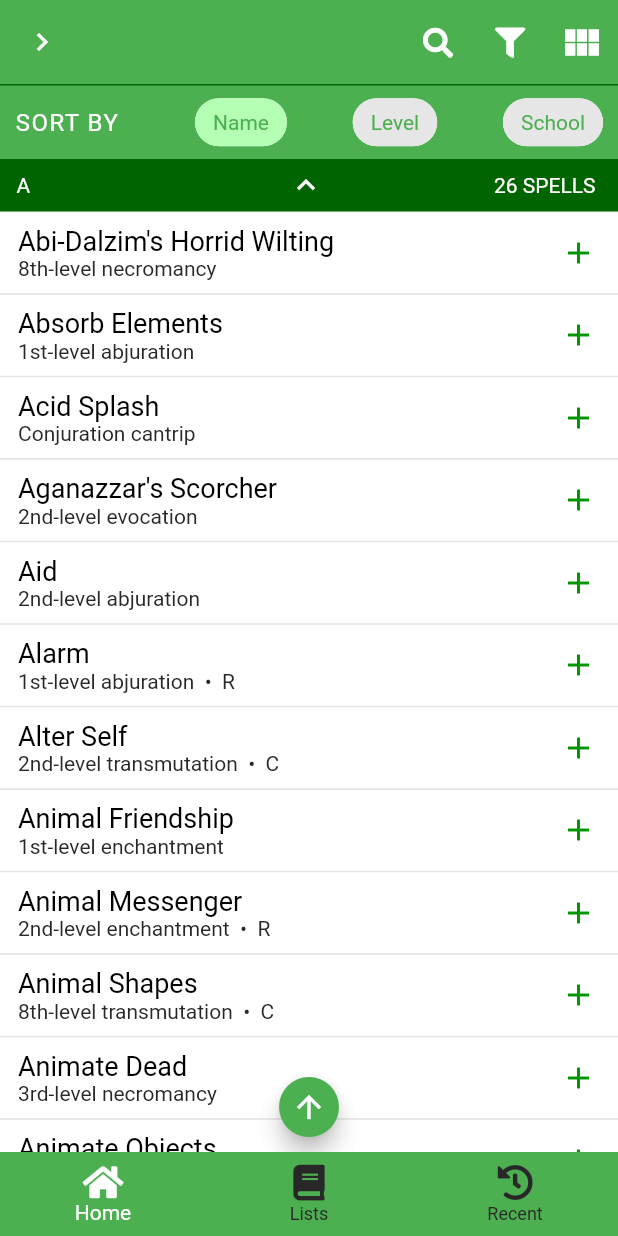
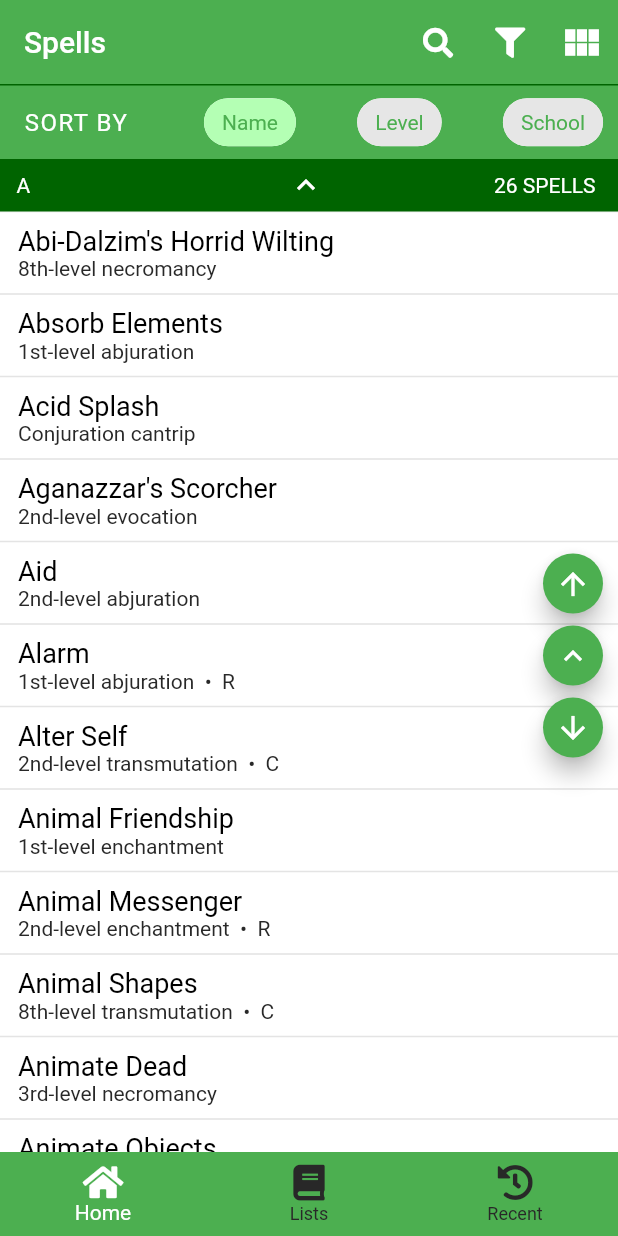
Before and after one commit to rijkdw/dnd-spells-flutter, a Flutter app: the screen it shows after launch, on a phone screen of 412 x 824 dp. Run offline on Flutter 3.47's test engine with Material 2 defaults, Android fonts, the phone set to English and light mode, and no system bars; our stand-ins replace flutter_sticky_header, font_awesome_flutter, shared_preferences.

Commit message:
small changes, going to rewrite the headeredspelllist code now

```diff
--- a/lib/components/add_to_spell_list_dialog.dart
+++ b/lib/components/add_to_spell_list_dialog.dart
@@ -24,7 +24,7 @@ class AddToListDialog extends StatelessWidget {
           children: <Widget>[
             SizedBox(height: 25),
             Text(
-              'Add to a list',
+              'Add ${Provider.of<Spell>(context).name} to',
               style: TextStyle(fontSize: 20),
             ),
             SizedBox(height: 10),
--- a/lib/components/headeredspell_list.dart
+++ b/lib/components/headeredspell_list.dart
@@ -10,9 +10,8 @@ enum OrderBy { name, level, school }
 class HeaderedSpellList extends StatefulWidget {
   final List<Spell> spells;
   final OrderBy orderBy;
-  final ScrollController scrollController;
 
-  HeaderedSpellList({@required this.spells, @required this.orderBy, @required this.scrollController, Key key}) : super(key: key ?? UniqueKey()); // : super(key: UniqueKey()); (why?)
+  HeaderedSpellList({@required this.spells, @required this.orderBy, Key key}) : super(key: key ?? UniqueKey()); // : super(key: UniqueKey()); (why?)
 
   @override
   _HeaderedSpellListState createState() => _HeaderedSpellListState();
@@ -22,11 +21,22 @@ class _HeaderedSpellListState extends State<HeaderedSpellList> {
 //  ScrollController scrollController = ScrollController();
   List<_SliverExpandableStickyHeader> headers;
 
+  bool allExpanded = true;
+
   @override
   initState() {
     super.initState();
     headers = _getAllSplits();
   }
+
+//  void
+//
+//  void _expandAllButtonPress() {
+//    print('Expand all');
+//    setState(() {
+//      allExpanded = !allExpanded;
+//    });
+//  }
 
   List<_SliverExpandableStickyHeader> _getAllSplits() {
     List<_SliverExpandableStickyHeader> splitByLevel() {
@@ -44,9 +54,15 @@ class _HeaderedSpellListState extends State<HeaderedSpellList> {
           // end of this list
           if (spellsWithCurrentValue.isNotEmpty) {
             if (values[valueIndex] == 0)
-              returnList.add(_SliverExpandableStickyHeader('Cantrip', spellsWithCurrentValue));
+              returnList.add(_SliverExpandableStickyHeader(
+                header: 'Cantrip',
+                spells: spellsWithCurrentValue,
+              ));
             else
-              returnList.add(_SliverExpandableStickyHeader('Level ${values[valueIndex]}', spellsWithCurrentValue));
+              returnList.add(_SliverExpandableStickyHeader(
+                header: 'Level ${values[valueIndex]}',
+                spells: spellsWithCurrentValue,
+              ));
           }
           // reset step
           valueIndex++;
@@ -54,7 +70,11 @@ class _HeaderedSpellListState extends State<HeaderedSpellList> {
         }
         spellsWithCurrentValue.add(spell);
       }
-      if (spellsWithCurrentValue.isNotEmpty) returnList.add(_SliverExpandableStickyHeader('Level ${values.last}', spellsWithCurrentValue));
+      if (spellsWithCurrentValue.isNotEmpty)
+        returnList.add(_SliverExpandableStickyHeader(
+          header: 'Level ${values.last}',
+          spells: spellsWithCurrentValue,
+        ));
 
       return returnList;
     }
@@ -74,7 +94,10 @@ class _HeaderedSpellListState extends State<HeaderedSpellList> {
         if (spell.name[0] != values[valueIndex]) {
           // end of this list
           if (spellsWithCurrentValue.isNotEmpty)
-            returnList.add(_SliverExpandableStickyHeader('${values[valueIndex].toString().toUpperCase()}', spellsWithCurrentValue));
+            returnList.add(_SliverExpandableStickyHeader(
+              header: '${values[valueIndex].toString().toUpperCase()}',
+              spells: spellsWithCurrentValue,
+            ));
           // reset step
           valueIndex++;
           spellsWithCurrentValue = [];
@@ -82,7 +105,10 @@ class _HeaderedSpellListState extends State<HeaderedSpellList> {
         spellsWithCurrentValue.add(spell);
       }
       if (spellsWithCurrentValue.isNotEmpty)
-        returnList.add(_SliverExpandableStickyHeader('${values[valueIndex].toString().toUpperCase()}', spellsWithCurrentValue));
+        returnList.add(_SliverExpandableStickyHeader(
+          header: '${values[valueIndex].toString().toUpperCase()}',
+          spells: spellsWithCurrentValue,
+        ));
 
       return returnList;
     }
@@ -100,14 +126,22 @@ class _HeaderedSpellListState extends State<HeaderedSpellList> {
       for (Spell spell in widget.spells) {
         if (spell.school != values[valueIndex]) {
           // end of this list
-          if (spellsWithCurrentValue.isNotEmpty) returnList.add(_SliverExpandableStickyHeader('${values[valueIndex]}', spellsWithCurrentValue));
+          if (spellsWithCurrentValue.isNotEmpty)
+            returnList.add(_SliverExpandableStickyHeader(
+              header: '${values[valueIndex]}',
+              spells: spellsWithCurrentValue,
+            ));
           // reset step
           valueIndex++;
           spellsWithCurrentValue = [];
         }
         spellsWithCurrentValue.add(spell);
       }
-      if (spellsWithCurrentValue.isNotEmpty) returnList.add(_SliverExpandableStickyHeader('${values.last}', spellsWithCurrentValue));
+      if (spellsWithCurrentValue.isNotEmpty)
+        returnList.add(_SliverExpandableStickyHeader(
+          header: '${values.last}',
+          spells: spellsWithCurrentValue,
+        ));
 
       return returnList;
     }
@@ -126,19 +160,80 @@ class _HeaderedSpellListState extends State<HeaderedSpellList> {
 
   @override
   Widget build(BuildContext context) {
+    ScrollController scrollController = ScrollController();
+
     return GestureDetector(
       onPanUpdate: (details) {
         if (details.delta.dx < -10) {
           print('You swiped right');
         }
       },
-      child: ScrollConfiguration(
-        behavior: NoGlowScrollBehavior(),
-        child: CustomScrollView(
-          controller: widget.scrollController,
-          shrinkWrap: true,
-          slivers: headers,
-        ),
+      child: Stack(
+        children: <Widget>[
+          ScrollConfiguration(
+            behavior: NoGlowScrollBehavior(),
+            child: CustomScrollView(
+              controller: scrollController,
+              shrinkWrap: true,
+              slivers: headers,
+            ),
+          ),
+          Container(
+            width: double.infinity,
+            height: double.infinity,
+            padding: const EdgeInsets.all(6),
+            alignment: Alignment.centerRight,
+            child: Column(
+              mainAxisSize: MainAxisSize.min,
+              children: <Widget>[
+                FloatingActionButton(
+                  mini: true,
+                  heroTag: null,
+                  onPressed: () {
+                    scrollController.animateTo(
+                      0,
+                      duration: Duration(milliseconds: 500),
+                      curve: Curves.ease,
+                    );
+                  },
+                  backgroundColor: Provider.of<ThemeManager>(context).colorPalette.buttonColor,
+                  child: Icon(
+                    Icons.arrow_upward,
+                    color: Provider.of<ThemeManager>(context).colorPalette.buttonTextColor,
+                  ),
+                ),
+//                SizedBox(height: 2, width: 2),
+                FloatingActionButton(
+                  mini: true,
+                  heroTag: null,
+                  onPressed: () {},
+                  backgroundColor: Provider.of<ThemeManager>(context).colorPalette.buttonColor,
+                  child: Icon(
+                    Icons.expand_less,
+                    color: Provider.of<ThemeManager>(context).colorPalette.buttonTextColor,
+                  ),
+                ),
+//                SizedBox(height: 2, width: 2),
+                FloatingActionButton(
+                  mini: true,
+                  heroTag: null,
+                  onPressed: () {
+                    scrollController.animateTo(
+                      scrollController.position.maxScrollExtent,
+                      duration: Duration(milliseconds: 500),
+                      curve: Curves.ease,
+                    );
+                  },
+                  backgroundColor: Provider.of<ThemeManager>(context).colorPalette.buttonColor,
+                  child: Icon(
+                    Icons.arrow_downward,
+                    color: Provider.of<ThemeManager>(context).colorPalette.buttonTextColor,
+                  ),
+                ),
+              ],
+            ),
+          ),
+        ],
       ),
     );
   }
@@ -154,8 +249,9 @@ class NoGlowScrollBehavior extends ScrollBehavior {
 class _SliverExpandableStickyHeader extends StatefulWidget {
   final List<Spell> spells;
   final String header;
+  final bool expanded;
 
-  _SliverExpandableStickyHeader(this.header, this.spells);
+  _SliverExpandableStickyHeader({this.header, this.spells, this.expanded});
 
   @override
   _SliverExpandableStickyHeaderState createState() => _SliverExpandableStickyHeaderState();
@@ -169,7 +265,7 @@ class _SliverExpandableStickyHeaderState extends State<_SliverExpandableStickyHe
   void initState() {
     super.initState();
     scrollKey = GlobalKey();
-    _expanded = true;
+    _expanded = widget.expanded ?? true;
   }
 
   void _toggleShowExpanded() {
--- a/lib/components/sortwidget.dart
+++ b/lib/components/sortwidget.dart
@@ -19,7 +19,7 @@ class _SortWidgetState extends State<SortWidget> {
   @override
   Widget build(BuildContext context) {
     return Container(
-      padding: EdgeInsets.symmetric(horizontal: 10),
+      padding: EdgeInsets.fromLTRB(16, 0, 10, 0),
       height: 50,
       decoration: BoxDecoration(
         color: Provider.of<ThemeManager>(context).colorPalette.appBarBackgroundColor,
--- a/lib/components/spell_listtile.dart
+++ b/lib/components/spell_listtile.dart
@@ -96,10 +96,10 @@ class SpellListTile extends StatelessWidget {
                 child: Container(
 //                  color: Colors.blue,
                   height: 54,
-                  child: Icon(
-                    Icons.add,
-                    color: Provider.of<ThemeManager>(context).colorPalette.clickableTextLinkColor,
-                  ),
+//                  child: Icon(
+//                    Icons.add,
+//                    color: Provider.of<ThemeManager>(context).colorPalette.clickableTextLinkColor,
+//                  ),
                 ),
               ),
             )
--- a/lib/screens/mainscreen.dart
+++ b/lib/screens/mainscreen.dart
@@ -17,6 +17,8 @@ class _MainScreenState extends State<MainScreen> {
   int _selectedIndex = 0;
   DateTime currentBackPressTime;
 
+  GlobalKey scaffoldKey = GlobalKey();
+
   void _onPageChanged(int page) {
     setState(() {
       this._selectedIndex = page;
@@ -24,11 +26,11 @@ class _MainScreenState extends State<MainScreen> {
   }
 
   Future<bool> _onWillPop() {
-    // clear the search first
-    if (Provider.of<SearchManager>(context, listen: false).isFiltered) {
-      Provider.of<SearchManager>(context, listen: false).clearFilters();
-      return Future.value(false);
-    }
+//    // clear the search first
+//    if (Provider.of<SearchManager>(context, listen: false).isFiltered) {
+//      Provider.of<SearchManager>(context, listen: false).clearFilters();
+//      return Future.value(false);
+//    }
     DateTime now = DateTime.now();
     if (currentBackPressTime == null ||
         now.difference(currentBackPressTime) > Duration(milliseconds: 300)) {
@@ -47,6 +49,7 @@ class _MainScreenState extends State<MainScreen> {
   @override
   Widget build(BuildContext context) {
     return Scaffold(
+      key: scaffoldKey,
       drawer: SettingsDrawer(),
       body: WillPopScope(
         onWillPop: _onWillPop,
--- a/lib/screens/pages/historypage.dart
+++ b/lib/screens/pages/historypage.dart
@@ -12,10 +12,6 @@ class HistoryPage extends StatelessWidget {
       appBar: AppBar(
         elevation: 0,
         backgroundColor: Provider.of<ThemeManager>(context).colorPalette.appBarBackgroundColor,
-        leading: IconButton(
-          onPressed: () => Scaffold.of(context).openDrawer(),
-          icon: Icon(Icons.keyboard_arrow_right),
-        ),
         actions: <Widget>[],
       ),
       body: Consumer2<HistoryManager, SpellRepository>(
--- a/lib/screens/pages/listspage.dart
+++ b/lib/screens/pages/listspage.dart
@@ -18,10 +18,6 @@ class _ListsPageState extends State<ListsPage> {
         appBar: AppBar(
           elevation: 0,
           backgroundColor: Provider.of<ThemeManager>(context).colorPalette.appBarBackgroundColor,
-          leading: IconButton(
-            onPressed: () => Scaffold.of(context).openDrawer(),
-            icon: Icon(Icons.keyboard_arrow_right),
-          ),
           actions: <Widget>[
             IconButton(
               onPressed: () {
--- a/lib/screens/pages/searchpage.dart
+++ b/lib/screens/pages/searchpage.dart
@@ -14,11 +14,13 @@ import 'package:font_awesome_flutter/font_awesome_flutter.dart';
 import 'package:provider/provider.dart';
 
 class SearchPage extends StatefulWidget {
+
   @override
   _SearchPageState createState() => _SearchPageState();
 }
 
 class _SearchPageState extends State<SearchPage> {
+
   @override
   Widget build(BuildContext context) {
     // for building the grid or list view (CURRENTLY OUT OF USE BECAUSE GRID VIEW IS BROKEN)
@@ -53,9 +55,8 @@ class _SearchPageState extends State<SearchPage> {
       appBar: AppBar(
         elevation: 0,
         backgroundColor: Provider.of<ThemeManager>(context).colorPalette.appBarBackgroundColor,
-        leading: IconButton(
-          onPressed: () => Scaffold.of(context).openDrawer(),
-          icon: Icon(Icons.keyboard_arrow_right),
+        title: Text(
+          'Spells',
         ),
         actions: <Widget>[
           IconButton(
@@ -108,8 +109,6 @@ class _SearchPageState extends State<SearchPage> {
               ],
             );
 
-          ScrollController headeredSpellListController = ScrollController();
-
           return Column(
             children: <Widget>[
               SortWidget(
@@ -120,46 +119,8 @@ class _SearchPageState extends State<SearchPage> {
                 child: Stack(
                   children: <Widget>[
                     HeaderedSpellList(
-                      scrollController: headeredSpellListController,
                       spells: filteredSpells,
                       orderBy: searchManager.orderBy,
-                    ),
-                    Container(
-                      width: double.infinity,
-                      height: double.infinity,
-                      padding: const EdgeInsets.all(6),
-                      alignment: Alignment.bottomCenter,
-                      child: Row(
-                        mainAxisSize: MainAxisSize.min,
-                        children: <Widget>[
-//                          FloatingActionButton(
-//                            mini: true,
-//                            child: Icon(Icons.compare_arrows),
-//                            onPressed: () {},
-//                          ),
-//                          SizedBox(width: 4),
-                          FloatingActionButton(
-                            mini: true,
-                            onPressed: () {
-                              headeredSpellListController.animateTo(
-                                0,
-                                duration: Duration(milliseconds: 500),
-                                curve: Curves.ease,
-                              );
-                            },
-                            backgroundColor: Provider.of<ThemeManager>(context).colorPalette.buttonColor,
-                            child: Icon(
-                              Icons.arrow_upward,
-                              color: Provider.of<ThemeManager>(context).colorPalette.buttonTextColor,
-                            ),
-                          ),
-//                          SizedBox(width: 4),
-//                          FloatingActionButton(
-//                            mini: true,
-//                            onPressed: () {},
-//                          ),
-                        ],
-                      ),
                     ),
                   ],
                 ),
--- a/lib/services/themes.dart
+++ b/lib/services/themes.dart
@@ -44,8 +44,48 @@ Map<String, ColorPalette> appColorPalettes = {
     chipUnselectedColor: _darkGrey,
     chipSelectedTextColor: Colors.white,
     chipUnselectedTextColor: Colors.white,
-    dialogBackgroundColor: _darkGrey,
+    dialogBackgroundColor: _mediumGrey,
     emphasisTextColor: Colors.green,
     buttonTextColor: Colors.white,
   ),
+  "Wizard": ColorPalette(
+    brightness: Brightness.light,
+    drawerPrimary: Colors.blue,
+    clickableTextLinkColor: Color.fromRGBO(0, 0, 150, 1),
+    appBarBackgroundColor: Colors.blue,
+    navBarBackgroundColor: Colors.blue,
+    navBarSelectedColor: Colors.white,
+    navBarUnselectedColor: _darkGrey,
+    stickyHeaderBackgroundColor: Color.fromRGBO(0, 0, 100, 1),
+    buttonColor: Colors.blue,
+    mainTextColor: Colors.black,
+    subTextColor: _darkGrey,
+    emphasisTextColor: Colors.black,
+    chipSelectedTextColor: Colors.blue,
+    chipUnselectedTextColor: Colors.black,
+    chipSelectedColor: Color.fromRGBO(180, 180, 255, 1),
+    chipUnselectedColor: _almostWhite,
+    buttonTextColor: Colors.white,
+    dialogBackgroundColor: Colors.white,
+  ),
+  "Wizard (Dark)": ColorPalette(
+    brightness: Brightness.dark,
+    drawerPrimary: Colors.blue,
+    clickableTextLinkColor: Colors.blue,
+    appBarBackgroundColor: _mediumGrey,
+    navBarBackgroundColor: _mediumGrey,
+    navBarSelectedColor: Colors.blue,
+    navBarUnselectedColor: _lightGrey,
+    stickyHeaderBackgroundColor: _darkGrey,
+    buttonColor: Colors.blue,
+    mainTextColor: Colors.white,
+    subTextColor: Colors.grey,
+    chipSelectedColor: Colors.blue,
+    chipUnselectedColor: _darkGrey,
+    chipSelectedTextColor: Colors.white,
+    chipUnselectedTextColor: Colors.white,
+    dialogBackgroundColor: _mediumGrey,
+    emphasisTextColor: Colors.blue,
+    buttonTextColor: Colors.white,
+  ),
 };
```
Also changed, not shown: lib/components/dicerollerpopup.dart (+28 -31 lines), lib/screens/spellinfoscreen.dart (+8 -5 lines).
